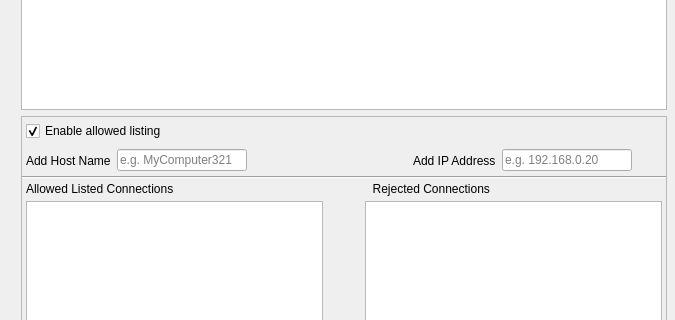
This is Code/Tools/AssetProcessor/native/ui/MainWindow.ui in Zee2401/o3de as Qt 5 draws it before an edit; both pictures show x 125 to 800 and y 194 to 514 of the 800 by 600 pixel window. The edited form follows.
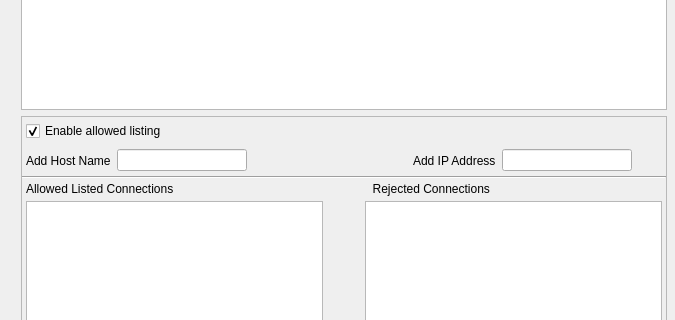
This is the edited form. The open tabs and pages were chosen to show the change. Icons and pictures are not drawn. Custom widgets are drawn as their Qt base class.

Diff of the .ui file:
```diff
--- a/Code/Tools/AssetProcessor/native/ui/MainWindow.ui
+++ b/Code/Tools/AssetProcessor/native/ui/MainWindow.ui
@@ -994,14 +994,7 @@
                  </widget>
                 </item>
                 <item>
-                 <widget class="QLineEdit" name="allowedListAddHostNameLineEdit">
-                  <property name="placeholderText">
-                   <string>e.g. MyComputer321</string>
-                  </property>
-                  <property name="clearButtonEnabled">
-                   <bool>true</bool>
-                  </property>
-                 </widget>
+                 <widget class="QLineEdit" name="allowedListAddHostNameLineEdit"/>
                 </item>
                 <item>
                  <widget class="QToolButton" name="allowedListAddHostNameToolButton">
@@ -1047,14 +1040,7 @@
                  </widget>
                 </item>
                 <item>
-                 <widget class="QLineEdit" name="allowedListAddIPLineEdit">
-                  <property name="placeholderText">
-                   <string>e.g. 192.168.0.20</string>
-                  </property>
-                  <property name="clearButtonEnabled">
-                   <bool>true</bool>
-                  </property>
-                 </widget>
+                 <widget class="QLineEdit" name="allowedListAddIPLineEdit"/>
                 </item>
                 <item>
                  <widget class="QToolButton" name="allowedListAddIPToolButton">
```
Left out of the diff: 21 changed lines with no effect on the pictures.
